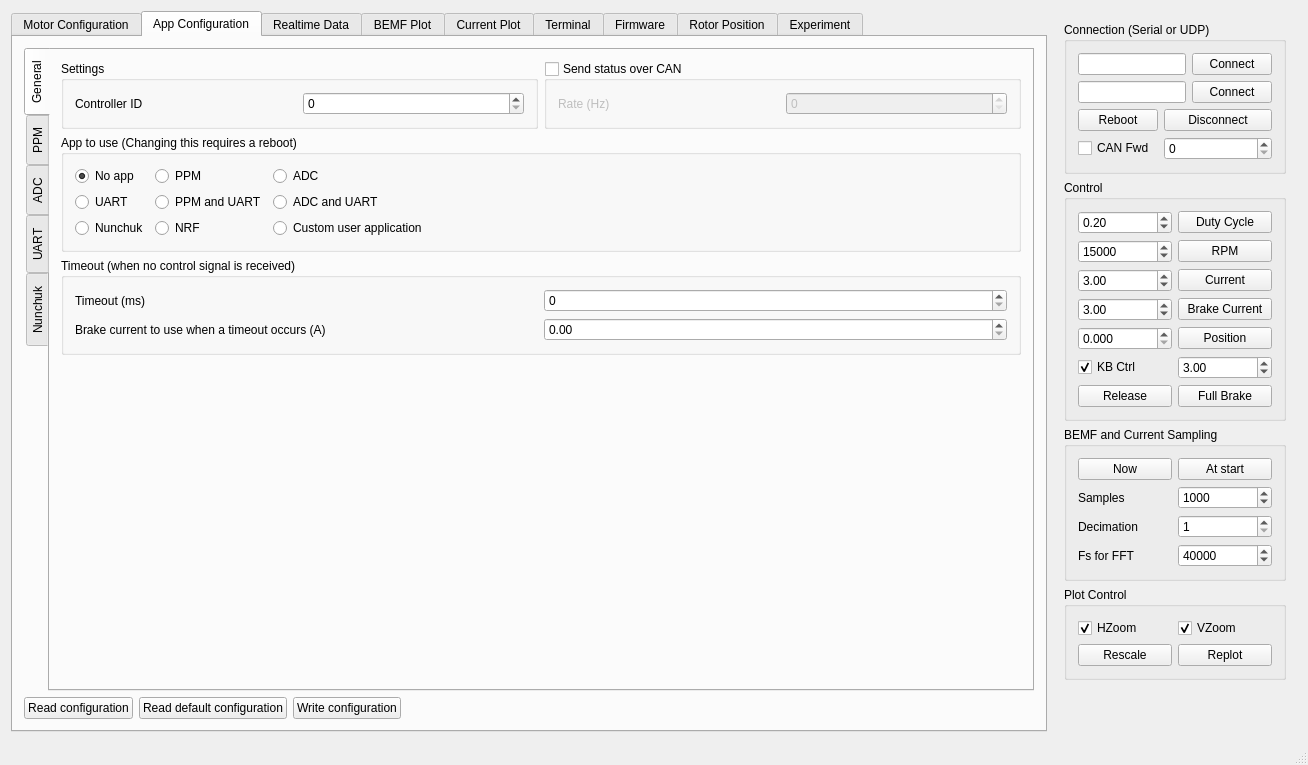
First picture: the form in mainwindow.ui, repository vedderb/bldc-tool, before the edit.
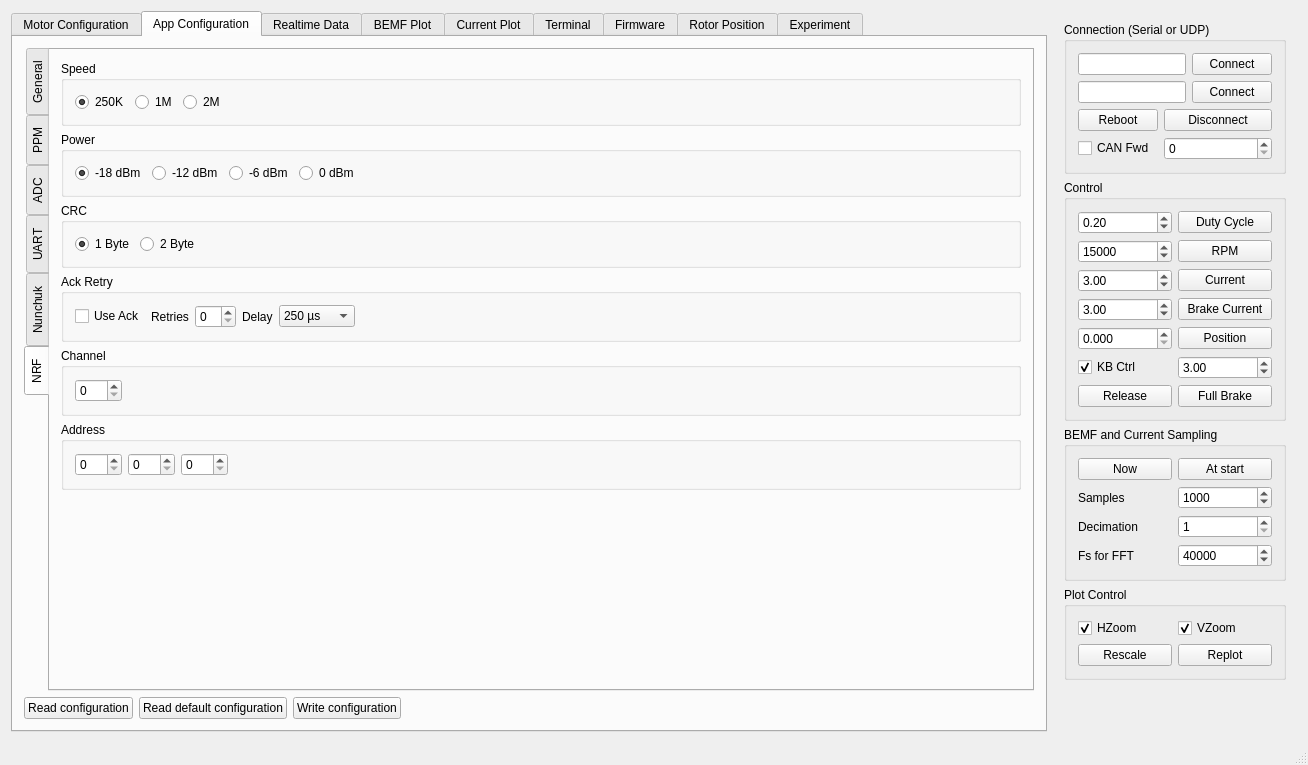
Second picture: the form after the edit. The open tabs and pages were chosen to show the change. Custom widgets are drawn as their Qt base class.

Diff of the .ui file:
```diff
--- a/mainwindow.ui
+++ b/mainwindow.ui
@@ -4100,6 +4100,373 @@
               </item>
              </layout>
             </widget>
+            <widget class="QWidget" name="tab_25">
+             <attribute name="title">
+              <string>NRF</string>
+             </attribute>
+             <layout class="QVBoxLayout" name="verticalLayout_37">
+              <item>
+               <widget class="QGroupBox" name="groupBox_47">
+                <property name="title">
+                 <string>Speed</string>
+                </property>
+                <layout class="QHBoxLayout" name="horizontalLayout_46">
+                 <item>
+                  <widget class="QRadioButton" name="appconfNrfSpeed250kButton">
+                   <property name="text">
+                    <string>250K</string>
+                   </property>
+                   <property name="checked">
+                    <bool>true</bool>
+                   </property>
+                  </widget>
+                 </item>
+                 <item>
+                  <widget class="QRadioButton" name="appconfNrfSpeed1mButton">
+                   <property name="text">
+                    <string>1M</string>
+                   </property>
+                  </widget>
+                 </item>
+                 <item>
+                  <widget class="QRadioButton" name="appconfNrfSpeed2mButton">
+                   <property name="text">
+                    <string>2M</string>
+                   </property>
+                  </widget>
+                 </item>
+                 <item>
+                  <spacer name="horizontalSpacer_33">
+                   <property name="orientation">
+                    <enum>Qt::Horizontal</enum>
+                   </property>
+                   <property name="sizeHint" stdset="0">
+                    <size>
+                     <width>40</width>
+                     <height>20</height>
+                    </size>
+                   </property>
+                  </spacer>
+                 </item>
+                </layout>
+               </widget>
+              </item>
+              <item>
+               <widget class="QGroupBox" name="groupBox_48">
+                <property name="title">
+                 <string>Power</string>
+                </property>
+                <layout class="QHBoxLayout" name="horizontalLayout_47">
+                 <item>
+                  <widget class="QRadioButton" name="appconfNrfPowerM18Button">
+                   <property name="text">
+                    <string>-18 dBm</string>
+                   </property>
+                   <property name="checked">
+                    <bool>true</bool>
+                   </property>
+                  </widget>
+                 </item>
+                 <item>
+                  <widget class="QRadioButton" name="appconfNrfPowerM12Button">
+                   <property name="text">
+                    <string>-12 dBm</string>
+                   </property>
+                  </widget>
+                 </item>
+                 <item>
+                  <widget class="QRadioButton" name="appconfNrfPowerM6Button">
+                   <property name="text">
+                    <string>-6 dBm</string>
+                   </property>
+                  </widget>
+                 </item>
+                 <item>
+                  <widget class="QRadioButton" name="appconfNrfPower0Button">
+                   <property name="text">
+                    <string>0 dBm</string>
+                   </property>
+                  </widget>
+                 </item>
+                 <item>
+                  <spacer name="horizontalSpacer_31">
+                   <property name="orientation">
+                    <enum>Qt::Horizontal</enum>
+                   </property>
+                   <property name="sizeHint" stdset="0">
+                    <size>
+                     <width>40</width>
+                     <height>20</height>
+                    </size>
+                   </property>
+                  </spacer>
+                 </item>
+                </layout>
+               </widget>
+              </item>
+              <item>
+               <widget class="QGroupBox" name="groupBox_50">
+                <property name="title">
+                 <string>CRC</string>
+                </property>
+                <layout class="QHBoxLayout" name="horizontalLayout_49">
+                 <item>
+                  <widget class="QRadioButton" name="appconfNrfCrc1BButton">
+                   <property name="text">
+                    <string>1 Byte</string>
+                   </property>
+                   <property name="checked">
+                    <bool>true</bool>
+                   </property>
+                  </widget>
+                 </item>
+                 <item>
+                  <widget class="QRadioButton" name="appconfNrfCrc2BButton">
+                   <property name="text">
+                    <string>2 Byte</string>
+                   </property>
+                  </widget>
+                 </item>
+                 <item>
+                  <spacer name="horizontalSpacer_32">
+                   <property name="orientation">
+                    <enum>Qt::Horizontal</enum>
+                   </property>
+                   <property name="sizeHint" stdset="0">
+                    <size>
+                     <width>40</width>
+                     <height>20</height>
+                    </size>
+                   </property>
+                  </spacer>
+                 </item>
+                </layout>
+               </widget>
+              </item>
+              <item>
+               <widget class="QGroupBox" name="groupBox_49">
+                <property name="title">
+                 <string>Ack Retry</string>
+                </property>
+                <layout class="QHBoxLayout" name="horizontalLayout_48">
+                 <item>
+                  <widget class="QCheckBox" name="appconfNrfUseAckBox">
+                   <property name="text">
+                    <string>Use Ack</string>
+                   </property>
+                  </widget>
+                 </item>
+                 <item>
+                  <widget class="QLabel" name="label_97">
+                   <property name="text">
+                    <string>Retries</string>
+                   </property>
+                  </widget>
+                 </item>
+                 <item>
+                  <widget class="QSpinBox" name="appconfNrfRetrBox">
+                   <property name="maximum">
+                    <number>15</number>
+                   </property>
+                  </widget>
+                 </item>
+                 <item>
+                  <widget class="QLabel" name="label_99">
+                   <property name="text">
+                    <string>Delay</string>
+                   </property>
+                  </widget>
+                 </item>
+                 <item>
+                  <widget class="QComboBox" name="appconfNrfRetrDelayBox">
+                   <property name="currentIndex">
+                    <number>0</number>
+                   </property>
+                   <item>
+                    <property name="text">
+                     <string>250 µs</string>
+                    </property>
+                   </item>
+                   <item>
+                    <property name="text">
+                     <string>500 µs</string>
+                    </property>
+                   </item>
+                   <item>
+                    <property name="text">
+                     <string>750 µs</string>
+                    </property>
+                   </item>
+                   <item>
+                    <property name="text">
+                     <string>1000 µs</string>
+                    </property>
+                   </item>
+                   <item>
+                    <property name="text">
+                     <string>1250 µs</string>
+                    </property>
+                   </item>
+                   <item>
+                    <property name="text">
+                     <string>1500 µs</string>
+                    </property>
+                   </item>
+                   <item>
+                    <property name="text">
+                     <string>1750 µs</string>
+                    </property>
+                   </item>
+                   <item>
+                    <property name="text">
+                     <string>2000 µs</string>
+                    </property>
+                   </item>
+                   <item>
+                    <property name="text">
+                     <string>2250 µs</string>
+                    </property>
+                   </item>
+                   <item>
+                    <property name="text">
+                     <string>2500 µs</string>
+                    </property>
+                   </item>
+                   <item>
+                    <property name="text">
+                     <string>2750 µs</string>
+                    </property>
+                   </item>
+                   <item>
+                    <property name="text">
+                     <string>3000 µS</string>
+                    </property>
+                   </item>
+                   <item>
+                    <property name="text">
+                     <string>3250 µS</string>
+                    </property>
+                   </item>
+                   <item>
+                    <property name="text">
+                     <string>3500 µS</string>
+                    </property>
+                   </item>
+                   <item>
+                    <property name="text">
+                     <string>3750 µS</string>
+                    </property>
+                   </item>
+                   <item>
+                    <property name="text">
+                     <string>4000 µS</string>
+                    </property>
+                   </item>
+                  </widget>
+                 </item>
+                 <item>
+                  <spacer name="horizontalSpacer_30">
+                   <property name="orientation">
+                    <enum>Qt::Horizontal</enum>
+                   </property>
+                   <property name="sizeHint" stdset="0">
+                    <size>
+                     <width>40</width>
+                     <height>20</height>
+                    </size>
+                   </property>
+                  </spacer>
+                 </item>
+                </layout>
+               </widget>
+              </item>
+              <item>
+               <widget class="QGroupBox" name="groupBox_51">
+                <property name="title">
+                 <string>Channel</string>
+                </property>
+                <layout class="QHBoxLayout" name="horizontalLayout_50">
+                 <item>
+                  <widget class="QSpinBox" name="appconfNrfChannelBox">
+                   <property name="maximum">
+                    <number>125</number>
+                   </property>
+                  </widget>
+                 </item>
+                 <item>
+                  <spacer name="horizontalSpacer_34">
+                   <property name="orientation">
+                    <enum>Qt::Horizontal</enum>
+                   </property>
+                   <property name="sizeHint" stdset="0">
+                    <size>
+                     <width>836</width>
+                     <height>20</height>
+                    </size>
+                   </property>
+                  </spacer>
+                 </item>
+                </layout>
+               </widget>
+              </item>
+              <item>
+               <widget class="QGroupBox" name="groupBox_52">
+                <property name="title">
+                 <string>Address</string>
+                </property>
+                <layout class="QHBoxLayout" name="horizontalLayout_51">
+                 <item>
+                  <widget class="QSpinBox" name="appconfNrfAddrB0Box">
+                   <property name="maximum">
+                    <number>255</number>
+                   </property>
+                  </widget>
+                 </item>
+                 <item>
+                  <widget class="QSpinBox" name="appconfNrfAddrB1Box">
+                   <property name="maximum">
+                    <number>255</number>
+                   </property>
+                  </widget>
+                 </item>
+                 <item>
+                  <widget class="QSpinBox" name="appconfNrfAddrB2Box">
+                   <property name="maximum">
+                    <number>255</number>
+                   </property>
+                  </widget>
+                 </item>
+                 <item>
+                  <spacer name="horizontalSpacer_35">
+                   <property name="orientation">
+                    <enum>Qt::Horizontal</enum>
+                   </property>
+                   <property name="sizeHint" stdset="0">
+                    <size>
+                     <width>710</width>
+                     <height>20</height>
+                    </size>
+                   </property>
+                  </spacer>
+                 </item>
+                </layout>
+               </widget>
+              </item>
+              <item>
+               <spacer name="verticalSpacer_18">
+                <property name="orientation">
+                 <enum>Qt::Vertical</enum>
+                </property>
+                <property name="sizeHint" stdset="0">
+                 <size>
+                  <width>20</width>
+                  <height>213</height>
+                 </size>
+                </property>
+               </spacer>
+              </item>
+             </layout>
+            </widget>
            </widget>
           </item>
           <item>
```
